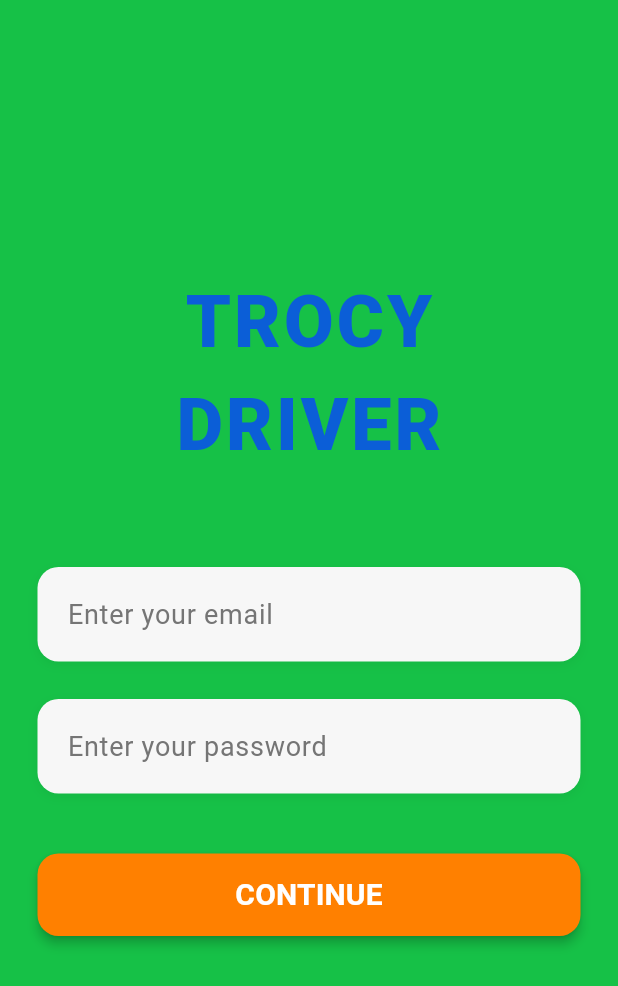
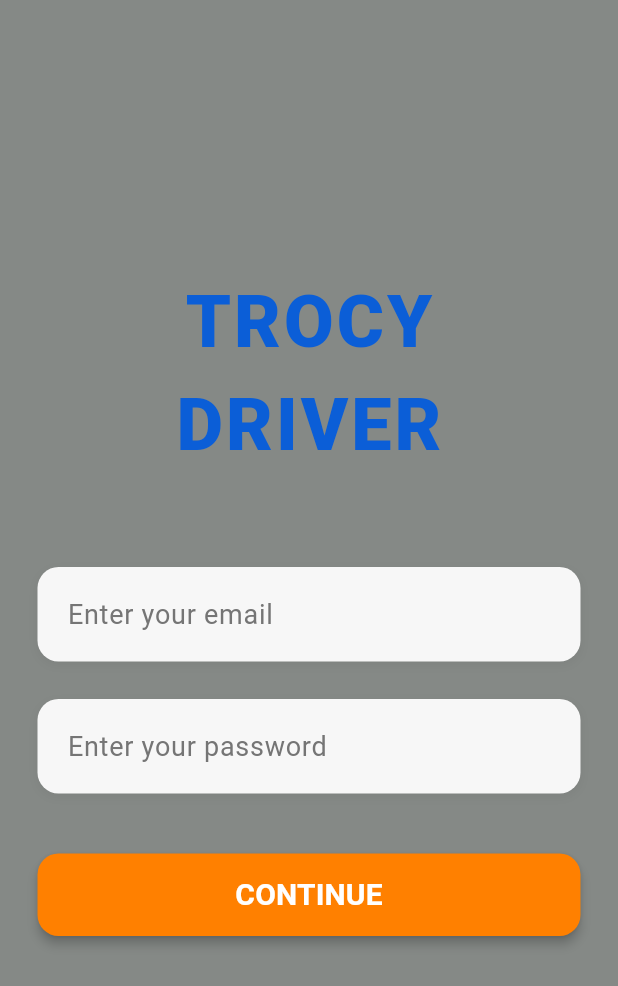
Before and after one commit to 3lyma7moud83/trosy_driver, a Flutter app: the screen it shows after launch, on a phone screen of 412 x 824 dp. Shown: the top 986 px of the screen. Run offline on Flutter 3.47's test engine with Material 3 defaults, Android fonts, the phone set to English and light mode, and no system bars; our stand-ins replace cloud_firestore, firebase_core, geolocator, location; missing offline and left inert: dart:html, dart:js_util, dart:ui_web, maplibre_gl; accounts and stored records are empty.

Commit message:
update workflow

```diff
--- a/lib/pages/driver_login_page.dart
+++ b/lib/pages/driver_login_page.dart
@@ -6,7 +6,7 @@ class DriverLoginPage extends StatelessWidget {
   @override
   Widget build(BuildContext context) {
     return Scaffold(
-      backgroundColor: const Color.fromARGB(255, 22, 193, 71),
+      backgroundColor: const Color.fromARGB(255, 133, 137, 134),
       body: SafeArea(
         child: Center(
           child: SingleChildScrollView(
```
